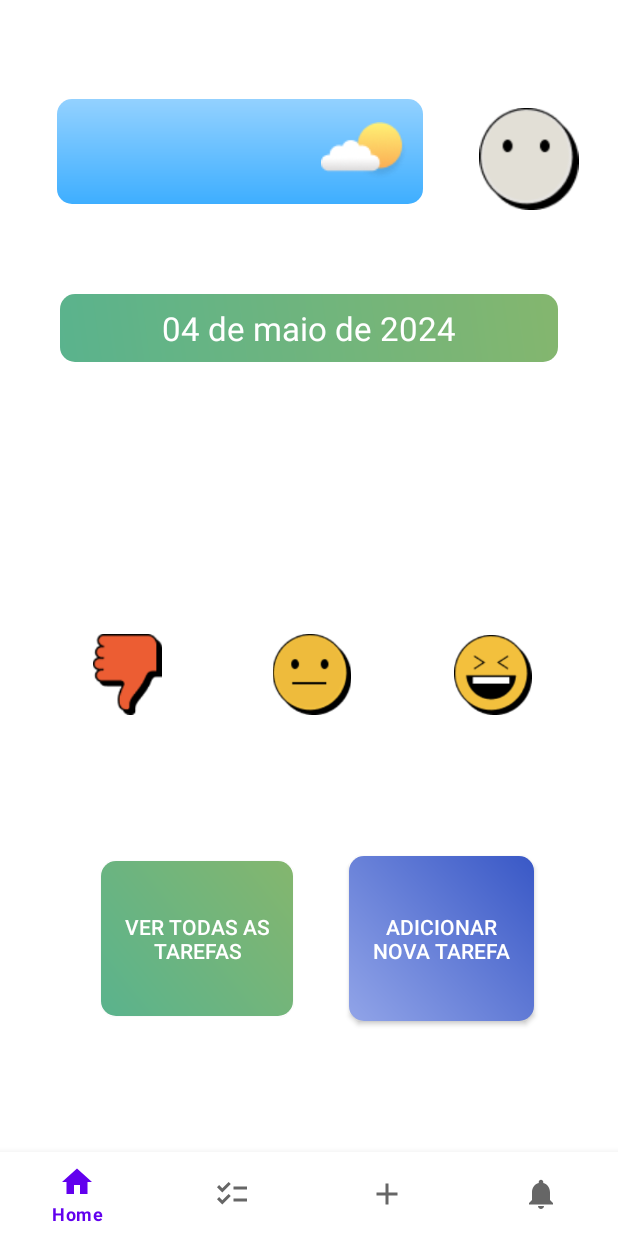
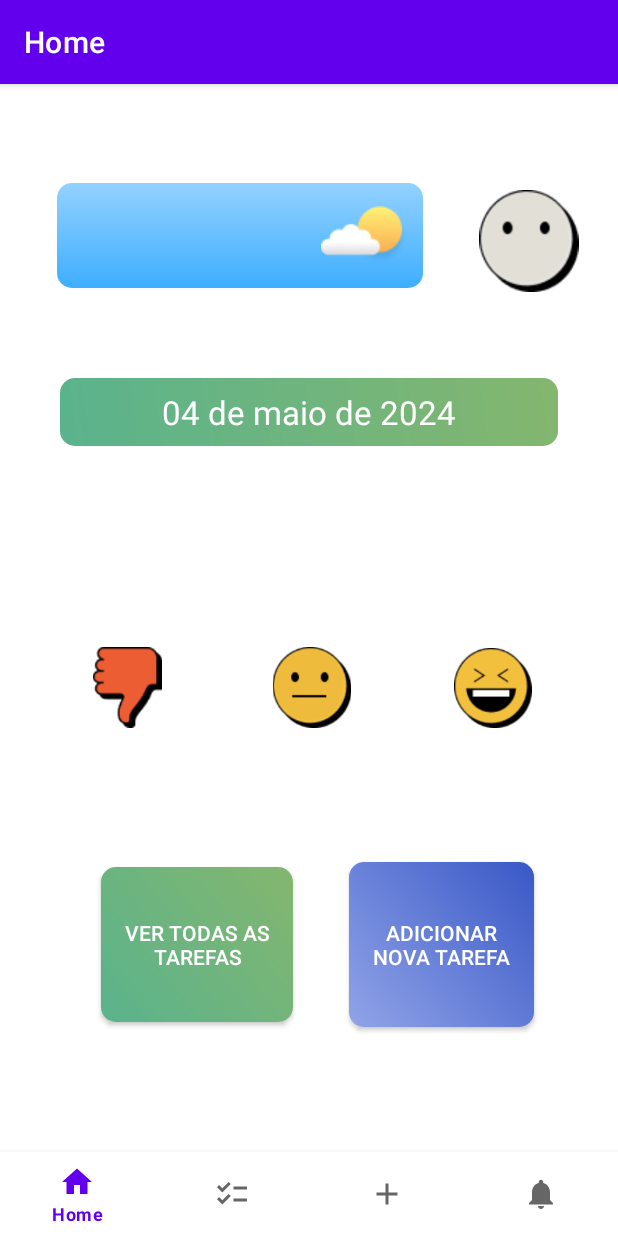
Before and after one commit to 2024-1-NADS3/Projeto1, an Android app: the MainActivity screen opened directly, with no data from a screen before it, on a phone screen of 412 x 824 dp. Run offline under Robolectric (Android 15) with nearby library versions, the light colour scheme and no system bars; our stand-ins replace navigation-ui.

Commit message:
actionbar

```diff
--- a/src/Frontend/MyNavigation/app/src/main/java/com/example/mynavigation/MainActivity.java
+++ b/src/Frontend/MyNavigation/app/src/main/java/com/example/mynavigation/MainActivity.java
@@ -1,6 +1,7 @@
 package com.example.mynavigation;
 
 import android.os.Bundle;
+import android.widget.Toolbar;
 
 import com.google.android.material.bottomnavigation.BottomNavigationView;
 
--- a/src/Frontend/MyNavigation/app/src/main/res/layout/fragment_home.xml
+++ b/src/Frontend/MyNavigation/app/src/main/res/layout/fragment_home.xml
@@ -1,6 +1,7 @@
 <?xml version="1.0" encoding="utf-8"?>
-<androidx.constraintlayout.widget.ConstraintLayout xmlns:android="http://schemas.android.com/apk/res/android" xmlns:app="http://schemas.android.com/apk/res-auto"
-xmlns:tools="http://schemas.android.com/tools"
+<androidx.constraintlayout.widget.ConstraintLayout xmlns:android="http://schemas.android.com/apk/res/android"
+    xmlns:app="http://schemas.android.com/apk/res-auto"
+    xmlns:tools="http://schemas.android.com/tools"
 android:layout_width="match_parent"
 android:layout_height="match_parent"
 android:background="@color/white"
--- a/src/Frontend/MyNavigation/app/src/main/res/values/themes.xml
+++ b/src/Frontend/MyNavigation/app/src/main/res/values/themes.xml
@@ -1,6 +1,6 @@
 <resources xmlns:tools="http://schemas.android.com/tools">
     <!-- Base application theme. -->
-    <style name="Theme.MyNavigation" parent="Theme.MaterialComponents.DayNight.NoActionBar">
+    <style name="Theme.MyNavigation" parent="Theme.MaterialComponents.DayNight.DarkActionBar">
         <!-- Primary brand color. -->
         <item name="colorPrimary">@color/purple_500</item>
         <item name="colorPrimaryVariant">@color/purple_700</item>
```
